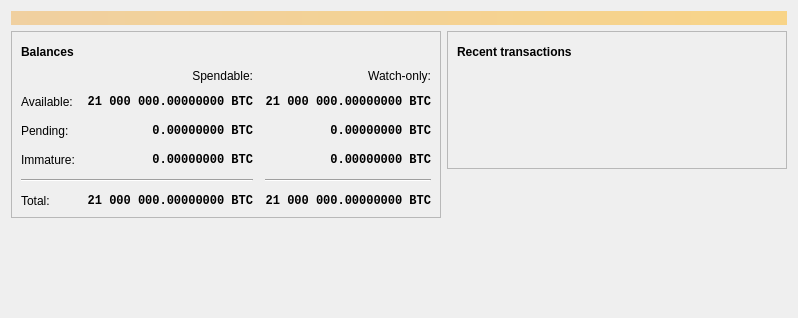
rust-bitcoin/rust-bitcoinconsensus, file depend/bitcoin/src/qt/forms/overviewpage.ui: the form before one commit.
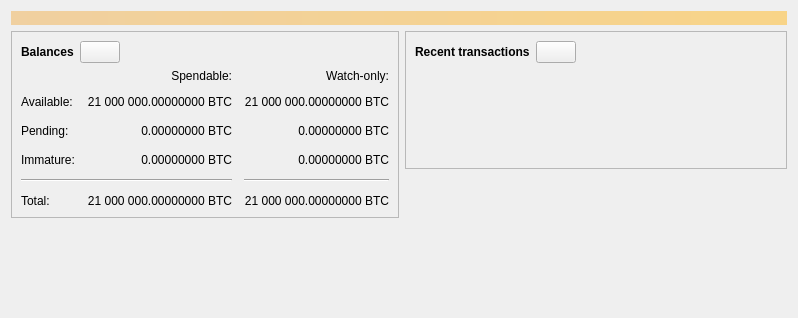
The form after the commit. Icons and pictures are not drawn. Custom widgets are drawn as their Qt base class.

```diff
--- a/depend/bitcoin/src/qt/forms/overviewpage.ui
+++ b/depend/bitcoin/src/qt/forms/overviewpage.ui
@@ -68,7 +68,7 @@
               </property>
               <property name="maximumSize">
                <size>
-                <width>30</width>
+                <width>45</width>
                 <height>16777215</height>
                </size>
               </property>
@@ -89,9 +89,6 @@
                 <height>24</height>
                </size>
               </property>
-              <property name="flat">
-               <bool>true</bool>
-              </property>
              </widget>
             </item>
             <item>
@@ -116,13 +113,6 @@
             </property>
             <item row="2" column="2">
              <widget class="QLabel" name="labelWatchPending">
-              <property name="font">
-               <font>
-                <family>Monospace</family>
-                <weight>75</weight>
-                <bold>true</bold>
-               </font>
-              </property>
               <property name="cursor">
                <cursorShape>IBeamCursor</cursorShape>
               </property>
@@ -142,13 +132,6 @@
             </item>
             <item row="2" column="1">
              <widget class="QLabel" name="labelUnconfirmed">
-              <property name="font">
-               <font>
-                <family>Monospace</family>
-                <weight>75</weight>
-                <bold>true</bold>
-               </font>
-              </property>
               <property name="cursor">
                <cursorShape>IBeamCursor</cursorShape>
               </property>
@@ -168,13 +151,6 @@
             </item>
             <item row="3" column="2">
              <widget class="QLabel" name="labelWatchImmature">
-              <property name="font">
-               <font>
-                <family>Monospace</family>
-                <weight>75</weight>
-                <bold>true</bold>
-               </font>
-              </property>
               <property name="cursor">
                <cursorShape>IBeamCursor</cursorShape>
               </property>
@@ -227,13 +203,6 @@
             </item>
             <item row="3" column="1">
              <widget class="QLabel" name="labelImmature">
-              <property name="font">
-               <font>
-                <family>Monospace</family>
-                <weight>75</weight>
-                <bold>true</bold>
-               </font>
-              </property>
               <property name="cursor">
                <cursorShape>IBeamCursor</cursorShape>
               </property>
@@ -273,13 +242,6 @@
             </item>
             <item row="5" column="1">
              <widget class="QLabel" name="labelTotal">
-              <property name="font">
-               <font>
-                <family>Monospace</family>
-                <weight>75</weight>
-                <bold>true</bold>
-               </font>
-              </property>
               <property name="cursor">
                <cursorShape>IBeamCursor</cursorShape>
               </property>
@@ -299,13 +261,6 @@
             </item>
             <item row="5" column="2">
              <widget class="QLabel" name="labelWatchTotal">
-              <property name="font">
-               <font>
-                <family>Monospace</family>
-                <weight>75</weight>
-                <bold>true</bold>
-               </font>
-              </property>
               <property name="cursor">
                <cursorShape>IBeamCursor</cursorShape>
               </property>
@@ -342,13 +297,6 @@
             </item>
             <item row="1" column="1">
              <widget class="QLabel" name="labelBalance">
-              <property name="font">
-               <font>
-                <family>Monospace</family>
-                <weight>75</weight>
-                <bold>true</bold>
-               </font>
-              </property>
               <property name="cursor">
                <cursorShape>IBeamCursor</cursorShape>
               </property>
@@ -368,13 +316,6 @@
             </item>
             <item row="1" column="2">
              <widget class="QLabel" name="labelWatchAvailable">
-              <property name="font">
-               <font>
-                <family>Monospace</family>
-                <weight>75</weight>
-                <bold>true</bold>
-               </font>
-              </property>
               <property name="cursor">
                <cursorShape>IBeamCursor</cursorShape>
               </property>
@@ -462,7 +403,7 @@
               </property>
               <property name="maximumSize">
                <size>
-                <width>30</width>
+                <width>45</width>
                 <height>16777215</height>
                </size>
               </property>
@@ -483,9 +424,6 @@
                 <height>24</height>
                </size>
               </property>
-              <property name="flat">
-               <bool>true</bool>
-              </property>
              </widget>
             </item>
             <item>
```
